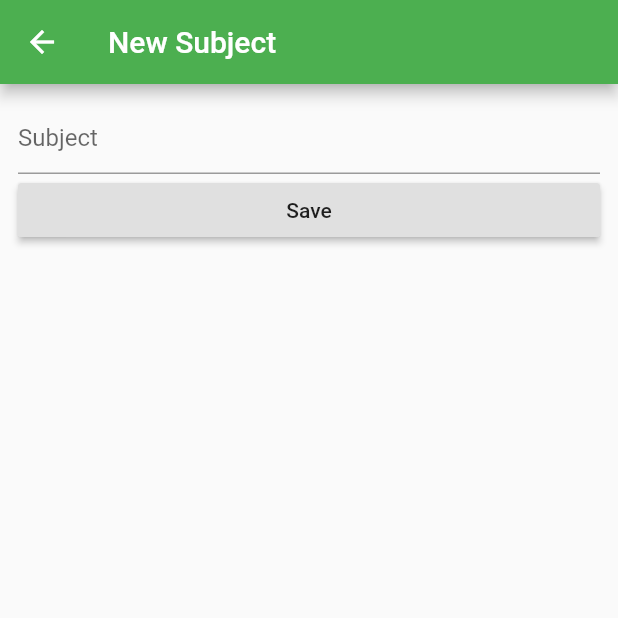
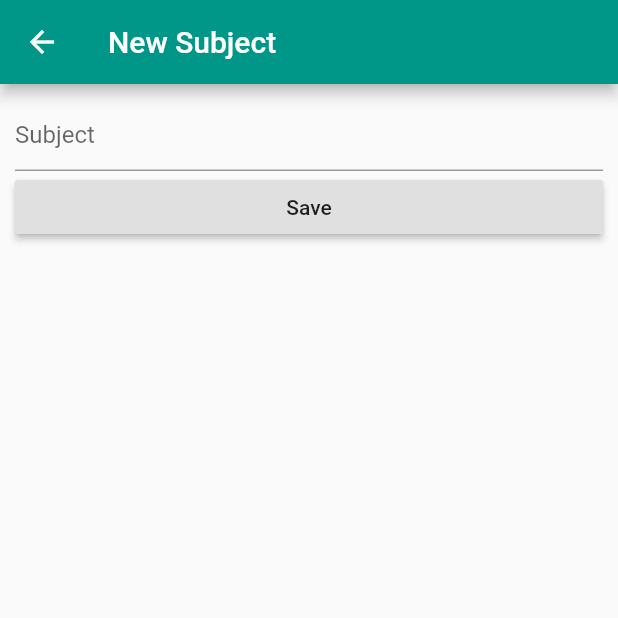
Before and after one commit to jacktnp/flutter_assignment_02, a Flutter app: the screen it shows after launch, after a tap on the "add" icon, on a phone screen of 412 x 824 dp, the top half of it. Run offline on Flutter 3.47's test engine with Material 2 defaults, Android fonts, the phone set to English and light mode, and no system bars; our stand-ins replace sqflite; accounts and stored records are empty.

Commit message:
:basecamp: update version 1.0.1

```diff
--- a/flutter_assignment_02/lib/main.dart
+++ b/flutter_assignment_02/lib/main.dart
@@ -1,5 +1,5 @@
 import 'package:flutter/material.dart';
-import './ui/homescreen.dart';
+import './ui/homepage.dart';
 import './ui/addlist.dart';
 
 void main() => runApp(MyApp());
@@ -20,12 +20,12 @@ class MyApp extends StatelessWidget {
         // or simply save your changes to "hot reload" in a Flutter IDE).
         // Notice that the counter didn't reset back to zero; the application
         // is not restarted.
-        primarySwatch: Colors.green
+        primarySwatch: Colors.teal
       ),
       initialRoute: '/',
       routes: {
-        '/': (context) => TodoList(),
-        '/add': (context) => AddTodo(),
+        '/': (context) => HomePage(),
+        '/addlist': (context) => NewList(),
       },
     );
   }
--- a/flutter_assignment_02/lib/ui/addlist.dart
+++ b/flutter_assignment_02/lib/ui/addlist.dart
@@ -1,18 +1,18 @@
 import 'package:flutter/material.dart';
 import '../model/database.dart';
 
-class AddTodo extends StatefulWidget {
+class NewList extends StatefulWidget {
   @override
-  _AddTodoState createState() => _AddTodoState();
+  _NewListState createState() => _NewListState();
 }
 
-class _AddTodoState extends State<AddTodo> {
+class _NewListState extends State<NewList> {
   final _formKey = GlobalKey<FormState>();
   final _scaffoldKey = GlobalKey<ScaffoldState>();
 
   TodoProvider _db;
 
-  _AddTodoState() {
+  _NewListState() {
     _db = TodoProvider();
   }
 
@@ -58,7 +58,7 @@ class _AddTodoState extends State<AddTodo> {
       body: Form(
         key: _formKey,
         child: Container(
-          padding: EdgeInsets.all(12.0),
+          padding: EdgeInsets.all(10.0),
           child: ListView(
             children: <Widget>[
               todoTextField,
--- a/flutter_assignment_02/lib/ui/homescreen.dart
+++ b/flutter_assignment_02/lib/ui/homepage.dart
@@ -1,14 +1,14 @@
 import 'package:flutter/material.dart';
 import '../model/database.dart';
 
-class TodoList extends StatefulWidget {
+class HomePage extends StatefulWidget {
   @override
   State<StatefulWidget> createState() {
-    return new TodoListState();
+    return new HomePageState();
   }
 }
 
-class TodoListState extends State {
+class HomePageState extends State {
   int _index = 0;
 
   List<Todo> _todoItems = List();
@@ -16,7 +16,7 @@ class TodoListState extends State {
 
   TodoProvider _db;
 
-  TodoListState() {
+  HomePageState() {
     _db = TodoProvider();
   }
 
@@ -87,7 +87,7 @@ class TodoListState extends State {
       IconButton(
         icon: Icon(Icons.add),
         onPressed: () {
-          Navigator.pushNamed(context, '/add');
+          Navigator.pushNamed(context, '/addlist');
         },
       ),
       IconButton(
```
